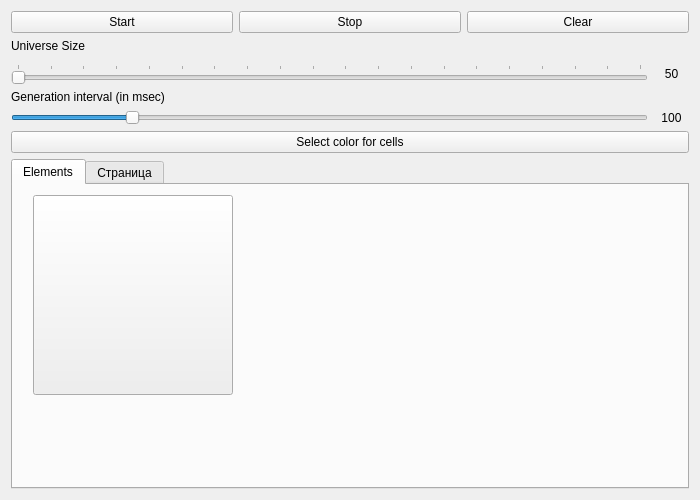
Above: mainwindow.ui from Adonai/LifeOfGame before the change. Below: the same form after it.
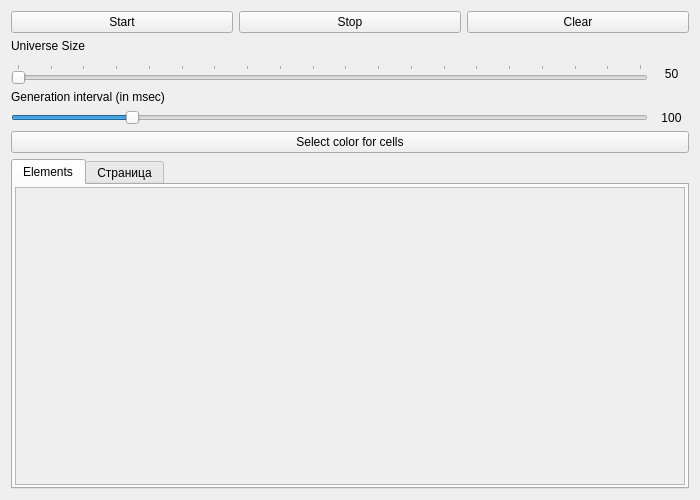
That is the form after the change. Custom widgets are drawn as their Qt base class.

Patch:
```diff
--- a/mainwindow.ui
+++ b/mainwindow.ui
@@ -191,16 +191,45 @@
            <attribute name="title">
             <string>Elements</string>
            </attribute>
-           <widget class="GridTemplateButton" name="pushButton">
-            <property name="geometry">
-             <rect>
-              <x>20</x>
-              <y>10</y>
-              <width>200</width>
-              <height>200</height>
-             </rect>
+           <layout class="QVBoxLayout" name="verticalLayout">
+            <property name="leftMargin">
+             <number>2</number>
             </property>
-           </widget>
+            <property name="topMargin">
+             <number>2</number>
+            </property>
+            <property name="rightMargin">
+             <number>2</number>
+            </property>
+            <property name="bottomMargin">
+             <number>2</number>
+            </property>
+            <item>
+             <widget class="QScrollArea" name="scrollArea">
+              <property name="widgetResizable">
+               <bool>true</bool>
+              </property>
+              <widget class="QWidget" name="scrollAreaWidgetContents">
+               <property name="geometry">
+                <rect>
+                 <x>0</x>
+                 <y>0</y>
+                 <width>325</width>
+                 <height>286</height>
+                </rect>
+               </property>
+               <layout class="QFormLayout" name="formLayout">
+                <property name="sizeConstraint">
+                 <enum>QLayout::SetMinimumSize</enum>
+                </property>
+                <property name="fieldGrowthPolicy">
+                 <enum>QFormLayout::AllNonFixedFieldsGrow</enum>
+                </property>
+               </layout>
+              </widget>
+             </widget>
+            </item>
+           </layout>
           </widget>
           <widget class="QWidget" name="tab">
            <attribute name="title">
@@ -217,13 +246,6 @@
   </widget>
  </widget>
  <layoutdefault spacing="6" margin="11"/>
- <customwidgets>
-  <customwidget>
-   <class>GridTemplateButton</class>
-   <extends>QPushButton</extends>
-   <header>UI/gridtemplatebutton.h</header>
-  </customwidget>
- </customwidgets>
  <resources/>
  <connections/>
 </ui>
```
Left out of the diff: 3 changed lines with no effect on the pictures.
